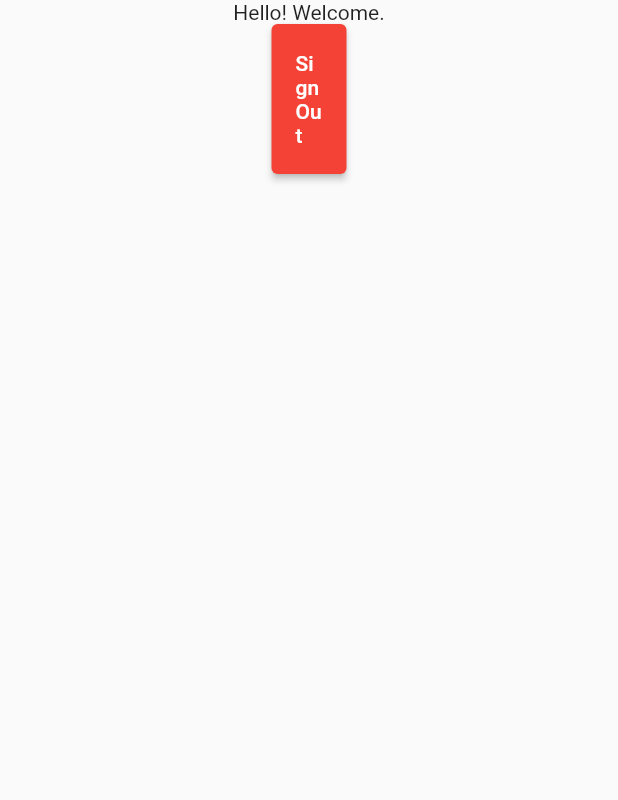
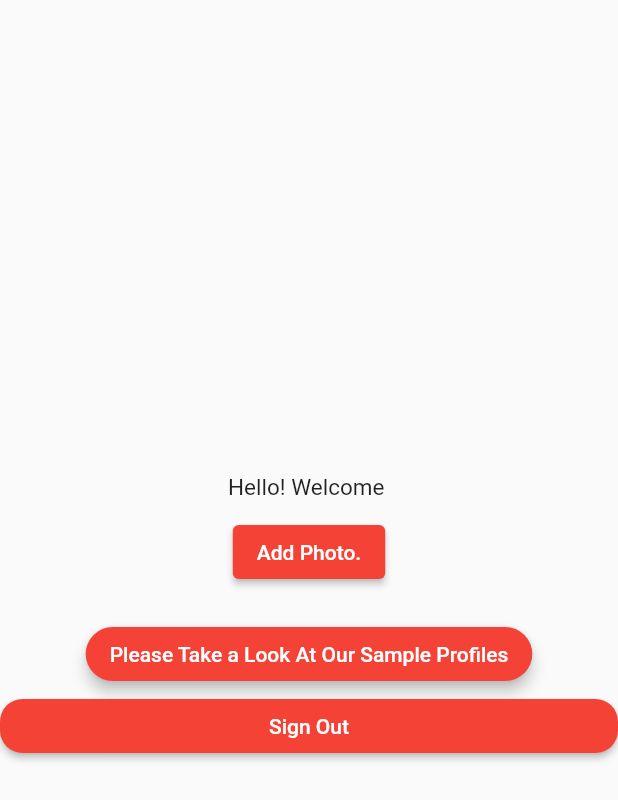
Before and after one commit to ahmadsami07/Flutter_Auth_Amplify, a Flutter app: the LoginScreen screen opened directly, after a tap on "Login", on a phone screen of 412 x 824 dp. Shown: the top 800 px of the screen. Run offline on Flutter 3.47's test engine with Material 2 defaults, Android fonts, the phone set to English and light mode, and no system bars; our stand-ins replace flutter_login, image_picker, webview_flutter; missing offline and left inert: amplify_analytics_pinpoint, amplify_auth_cognito, amplify_datastore, amplify_datastore_plugin_interface, amplify_flutter; accounts and stored records are empty.

Commit message:
Add picture functionality complete.

```diff
--- a/lib/landing_page.dart
+++ b/lib/landing_page.dart
@@ -1,35 +1,148 @@
 import 'package:flutter/material.dart';
-import 'package:flutter/material.dart';
-import 'package:flutter_hooks/flutter_hooks.dart';
-import 'package:hooks_riverpod/hooks_riverpod.dart';
-import 'package:loginapp2/Services/authentication.dart';
-import 'package:loginapp2/landing_page.dart';
-import 'package:loginapp2/passwordrecovery.dart';
-import 'Services/providers.dart';
+import 'package:image_picker/image_picker.dart';
+import 'package:webview_flutter/webview_flutter.dart';
+import 'loginscreen.dart';
+import 'models/User.dart';
 import 'signup_screen.dart';
 import 'package:amplify_flutter/amplify.dart';
 import 'package:amplify_auth_cognito/amplify_auth_cognito.dart';
 import 'package:loginapp2/login_confirm.dart';
+import 'package:webview_flutter/webview_flutter.dart';
+import 'dart:io';
 
 class landingpage extends StatefulWidget {
+  final String email;
+  landingpage({this.email});
   @override
   _landingpageState createState() => _landingpageState();
 }
 
 class _landingpageState extends State<landingpage> {
+  User _myUser;
+  bool _profilePicUploaded = false;
+  final mImagePicker = new ImagePicker();
+  void _signout() async {
+    try {
+      Amplify.Auth.signOut().then((_) {
+        Navigator.of(context)
+            .push(MaterialPageRoute(builder: (context) => LoginScreen()));
+      });
+    } catch (e) {
+      print(e.toString());
+    }
+  }
+
+  void _fetchUser() async {
+    try {
+      List<User> users = await Amplify.DataStore.query(User.classType,
+          where: User.EMAIL.eq(widget.email));
+      setState(() {
+        _myUser = users.first;
+        if (_myUser.profilePic != "") {
+          _profilePicUploaded = true;
+        }
+      });
+    } catch (e) {
+      print(e.toString());
+    }
+  }
+
+  void _uploadPic() async {
+    try {
+      final pickImage =
+          await mImagePicker.getImage(source: ImageSource.gallery);
+      User updatedUser =
+          _myUser.copyWith(id: _myUser.id, profilePic: pickImage.path);
+      await Amplify.DataStore.save(updatedUser);
+      setState(() {
+        _profilePicUploaded = true;
+      });
+    } catch (e) {
+      print(e.toString());
+    }
+  }
+
+  @override
+  void dispose() {
+    // TODO: implement dispose
+    super.dispose();
+  }
+
+  @override
+  void initState() {
+    // TODO: implement initState
+    super.initState();
+    _fetchUser();
+  }
+
   @override
   Widget build(BuildContext context) {
     return Scaffold(
       body: Center(
         child: Column(
+          mainAxisAlignment: MainAxisAlignment.center,
+          crossAxisAlignment: CrossAxisAlignment.center,
           children: [
-            Text("Hello! Welcome."),
+            if (_myUser != null)
+              Text(
+                "Hello! Welcome " + _myUser.email,
+                style: TextStyle(
+                    fontSize: 15, decorationStyle: TextDecorationStyle.solid),
+              ),
+            const Padding(padding: EdgeInsets.only(top: 10)),
+            if (_myUser.profilePic != "" && _profilePicUploaded)
+              Container(
+                height: 200,
+                width: 200,
+                decoration: BoxDecoration(
+                  shape: BoxShape.circle,
+                  color: Colors.black,
+                  image: DecorationImage(
+                    image: FileImage(File(_myUser.profilePic)),
+                    fit: BoxFit.fitWidth,
+                  ),
+                ),
+              )
+            else
+              ElevatedButton(
+                  onPressed: () {
+                    _uploadPic();
+                  },
+                  child: Text("Add Photo.")),
+            const Padding(padding: EdgeInsets.only(top: 10)),
+            const Padding(padding: EdgeInsets.only(top: 10)),
+            MaterialButton(
+              onPressed: () {
+                WebView(
+                  initialUrl: "https://saloneverywhere.com/sample-profiles",
+                  javascriptMode: JavascriptMode.unrestricted,
+                );
+              },
+              elevation: 4,
+              color: Theme.of(context).primaryColor,
+              disabledColor: Colors.red.shade200,
+              shape: RoundedRectangleBorder(
+                borderRadius: BorderRadius.all(Radius.circular(20)),
+              ),
+              child: Text(
+                'Please Take a Look At Our Sample Profiles',
+                style: TextStyle(
+                  color: Colors.white,
+                  fontSize: 14,
+                ),
+              ),
+            ),
             Container(
-              height: 100,
-              width: 50,
               child: ElevatedButton(
+                style: ButtonStyle(
+                  shape: MaterialStateProperty.all<RoundedRectangleBorder>(
+                    RoundedRectangleBorder(
+                      borderRadius: BorderRadius.circular(15),
+                    ),
+                  ),
+                ),
                 onPressed: () {
-                  Amplify.Auth.signOut();
+                  _signout();
                 },
                 child: Center(
                   child: Text('Sign Out'),
--- a/lib/loginscreen.dart
+++ b/lib/loginscreen.dart
@@ -2,7 +2,7 @@
 import 'package:loginapp2/Services/authentication.dart';
 import 'package:loginapp2/landing_page.dart';
 import 'package:loginapp2/passwordrecovery.dart';
-import 'Services/providers.dart';
+
 import 'signup_screen.dart';
 import 'package:amplify_flutter/amplify.dart';
 import 'package:amplify_auth_cognito/amplify_auth_cognito.dart';
@@ -15,6 +15,11 @@
 class _LoginScreenState extends State<LoginScreen> {
   String email, password;
   var userloggedin;
+  @override
+  void initState() {
+    super.initState();
+    Amplify.Auth.signOut();
+  }
 
   @override
   Widget build(BuildContext context) {
@@ -67,7 +72,7 @@
                   onPressed: () {
                     if (auth().signin(email, password) != null) {
                       Navigator.of(context).push(MaterialPageRoute(
-                          builder: (context) => landingpage()));
+                          builder: (context) => landingpage(email: email)));
                     }
                   },
                   child: Center(child: Text('Login'))),
--- a/lib/main.dart
+++ b/lib/main.dart
@@ -1,13 +1,11 @@
 import 'package:flutter/material.dart';
-import 'package:hooks_riverpod/all.dart';
-import 'package:loginapp2/Services/providers.dart';
-import 'login2.dart';
+import './login2.dart';
 import './helper/configureAmplify.dart';
 
 Future<void> main() async {
   WidgetsFlutterBinding.ensureInitialized();
   await configureAmplify();
-  runApp(ProviderScope(child: MyApp()));
+  runApp(MyApp());
 }
 
 class MyApp extends StatelessWidget {
--- /dev/null
+++ b/lib/models/User.dart
@@ -0,0 +1,148 @@
+/*
+* Copyright 2020 Amazon.com, Inc. or its affiliates. All Rights Reserved.
+*
+* Licensed under the Apache License, Version 2.0 (the "License").
+* You may not use this file except in compliance with the License.
+* A copy of the License is located at
+*
+*  http://aws.amazon.com/apache2.0
+*
+* or in the "license" file accompanying this file. This file is distributed
+* on an "AS IS" BASIS, WITHOUT WARRANTIES OR CONDITIONS OF ANY KIND, either
+* express or implied. See the License for the specific language governing
+* permissions and limitations under the License.
+*/
+
+// ignore_for_file: public_member_api_docs
+
+import 'package:amplify_datastore_plugin_interface/amplify_datastore_plugin_interface.dart';
+import 'package:flutter/foundation.dart';
+
+/** This is an auto generated class representing the User type in your schema. */
+@immutable
+class User extends Model {
+  static const classType = const _UserModelType();
+  final String id;
+  final String name;
+  final String email;
+  final String profilePic;
+
+  @override
+  getInstanceType() => classType;
+
+  @override
+  String getId() {
+    return id;
+  }
+
+  const User._internal(
+      {@required this.id,
+      @required this.name,
+      @required this.email,
+      this.profilePic});
+
+  factory User(
+      {String id,
+      @required String name,
+      @required String email,
+      String profilePic}) {
+    return User._internal(
+        id: id == null ? UUID.getUUID() : id,
+        name: name,
+        email: email,
+        profilePic: profilePic);
+  }
+
+  bool equals(Object other) {
+    return this == other;
+  }
+
+  @override
+  bool operator ==(Object other) {
+    if (identical(other, this)) return true;
+    return other is User &&
+        id == other.id &&
+        name == other.name &&
+        email == other.email &&
+        profilePic == other.profilePic;
+  }
+
+  @override
+  int get hashCode => toString().hashCode;
+
+  @override
+  String toString() {
+    var buffer = new StringBuffer();
+
+    buffer.write("User {");
+    buffer.write("id=" + "$id" + ", ");
+    buffer.write("name=" + "$name" + ", ");
+    buffer.write("email=" + "$email" + ", ");
+    buffer.write("profilePic=" + "$profilePic");
+    buffer.write("}");
+
+    return buffer.toString();
+  }
+
+  User copyWith({String id, String name, String email, String profilePic}) {
+    return User(
+        id: id ?? this.id,
+        name: name ?? this.name,
+        email: email ?? this.email,
+        profilePic: profilePic ?? this.profilePic);
+  }
+
+  User.fromJson(Map<String, dynamic> json)
+      : id = json['id'],
+        name = json['name'],
+        email = json['email'],
+        profilePic = json['profilePic'];
+
+  Map<String, dynamic> toJson() =>
+      {'id': id, 'name': name, 'email': email, 'profilePic': profilePic};
+
+  static final QueryField ID = QueryField(fieldName: "user.id");
+  static final QueryField NAME = QueryField(fieldName: "name");
+  static final QueryField EMAIL = QueryField(fieldName: "email");
+  static final QueryField PROFILEPIC = QueryField(fieldName: "profilePic");
+  static var schema =
+      Model.defineSchema(define: (ModelSchemaDefinition modelSchemaDefinition) {
+    modelSchemaDefinition.name = "User";
+    modelSchemaDefinition.pluralName = "Users";
+
+    modelSchemaDefinition.authRules = [
+      AuthRule(authStrategy: AuthStrategy.PUBLIC, operations: [
+        ModelOperation.CREATE,
+        ModelOperation.UPDATE,
+        ModelOperation.DELETE,
+        ModelOperation.READ
+      ])
+    ];
+
+    modelSchemaDefinition.addField(ModelFieldDefinition.id());
+
+    modelSchemaDefinition.addField(ModelFieldDefinition.field(
+        key: User.NAME,
+        isRequired: true,
+        ofType: ModelFieldType(ModelFieldTypeEnum.string)));
+
+    modelSchemaDefinition.addField(ModelFieldDefinition.field(
+        key: User.EMAIL,
+        isRequired: true,
+        ofType: ModelFieldType(ModelFieldTypeEnum.string)));
+
+    modelSchemaDefinition.addField(ModelFieldDefinition.field(
+        key: User.PROFILEPIC,
+        isRequired: false,
+        ofType: ModelFieldType(ModelFieldTypeEnum.string)));
+  });
+}
+
+class _UserModelType extends ModelType<User> {
+  const _UserModelType();
+
+  @override
+  User fromJson(Map<String, dynamic> jsonData) {
+    return User.fromJson(jsonData);
+  }
+}
--- a/pubspec.yaml
+++ b/pubspec.yaml
@@ -26,13 +26,14 @@
   flutter_localizations: # Add this line
     sdk: flutter         # Add this line
   splashscreen: ^1.2.0
+  webview_flutter: ^2.0.4
 
   amplify_flutter: '<1.0.0'
   amplify_auth_cognito: '<1.0.0'
+  amplify_datastore: '<1.0.0'
   amplify_analytics_pinpoint: '<1.0.0'
   flutter_login: ^1.0.14
-  flutter_hooks:
-  hooks_riverpod:
+  image_picker: ^0.7.4
 
 
   # The following adds the Cupertino Icons font to your application.
```
Also changed, not shown: lib/Services/authentication.dart (+11 -6 lines), lib/Services/providers.dart (deleted, +0 -18 lines), lib/helper/configureAmplify.dart (+4 -3 lines), lib/login_confirm.dart (+4 -3 lines), lib/models/ModelProvider.dart (added, +47 -0 lines), lib/passwordrecovery.dart (+6 -5 lines), amplify/cli.json (indentation only), lib/webview.dart (added), pubspec.lock, 10 other files.
